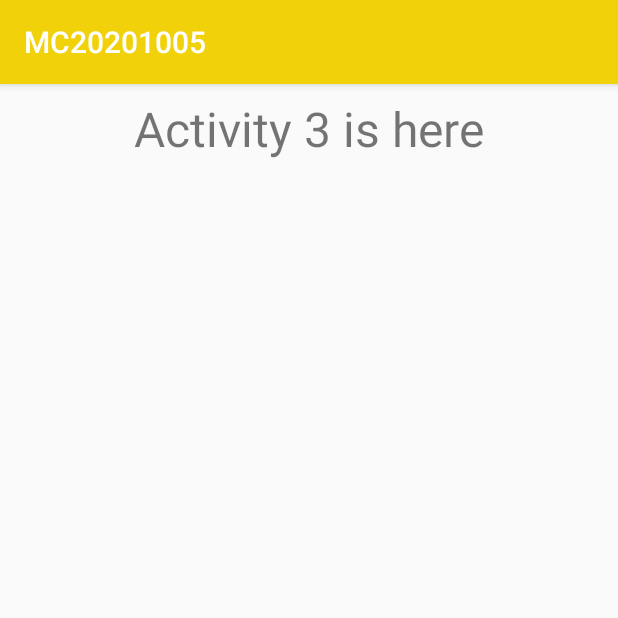
After one commit to haqnawaz99/MC20201005, an Android app: the Main3Activity screen opened directly, with no data from a screen before it, on a phone screen of 412 x 824 dp, the top half of it. The commit adds this screen. Run offline under Robolectric (Android 15) with nearby library versions, the phone set to English and light mode, and no system bars.

Commit message:
fourth activity added

```diff
--- a/app/src/main/AndroidManifest.xml
+++ b/app/src/main/AndroidManifest.xml
@@ -9,7 +9,8 @@
         android:roundIcon="@mipmap/ic_launcher_round"
         android:supportsRtl="true"
         android:theme="@style/AppTheme">
-        <activity android:name=".ActivityLifeCycle"></activity>
+        <activity android:name=".Main3Activity"></activity>
+        <activity android:name=".ActivityLifeCycle" />
         <activity android:name=".Main2Activity" />
         <activity android:name=".MainActivity">
             <intent-filter>
--- /dev/null
+++ b/app/src/main/java/org/haqnawaz/mc20201005/Main3Activity.java
@@ -0,0 +1,14 @@
+package org.haqnawaz.mc20201005;
+
+import androidx.appcompat.app.AppCompatActivity;
+
+import android.os.Bundle;
+
+public class Main3Activity extends AppCompatActivity {
+
+    @Override
+    protected void onCreate(Bundle savedInstanceState) {
+        super.onCreate(savedInstanceState);
+        setContentView(R.layout.activity_main3);
+    }
+}
--- /dev/null
+++ b/app/src/main/res/layout/activity_main3.xml
@@ -0,0 +1,21 @@
+<?xml version="1.0" encoding="utf-8"?>
+<androidx.constraintlayout.widget.ConstraintLayout xmlns:android="http://schemas.android.com/apk/res/android"
+    xmlns:app="http://schemas.android.com/apk/res-auto"
+    xmlns:tools="http://schemas.android.com/tools"
+    android:layout_width="match_parent"
+    android:layout_height="match_parent"
+    tools:context=".Main3Activity">
+
+    <TextView
+        android:id="@+id/textView"
+        android:layout_width="wrap_content"
+        android:layout_height="wrap_content"
+        android:layout_marginStart="8dp"
+        android:layout_marginTop="8dp"
+        android:layout_marginEnd="8dp"
+        android:text="@string/activity_3_greetings"
+        android:textSize="32sp"
+        app:layout_constraintEnd_toEndOf="parent"
+        app:layout_constraintStart_toStartOf="parent"
+        app:layout_constraintTop_toTopOf="parent" />
+</androidx.constraintlayout.widget.ConstraintLayout>
--- a/app/src/main/res/values/strings.xml
+++ b/app/src/main/res/values/strings.xml
@@ -8,4 +8,5 @@
     <string name="btn_life_cycle_activity">Life Cycle Activity</string>
     <string name="call">Call Number</string>
     <string name="show_web">Open Website</string>
+    <string name="activity_3_greetings">Activity 3 is here</string>
 </resources>
```
